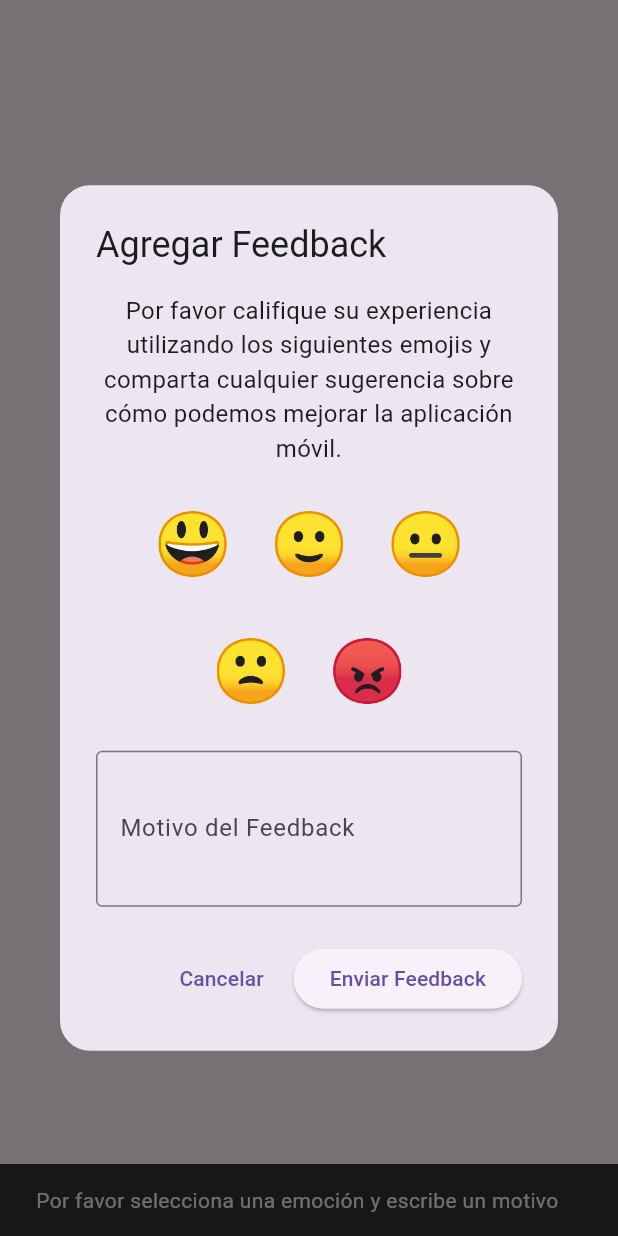
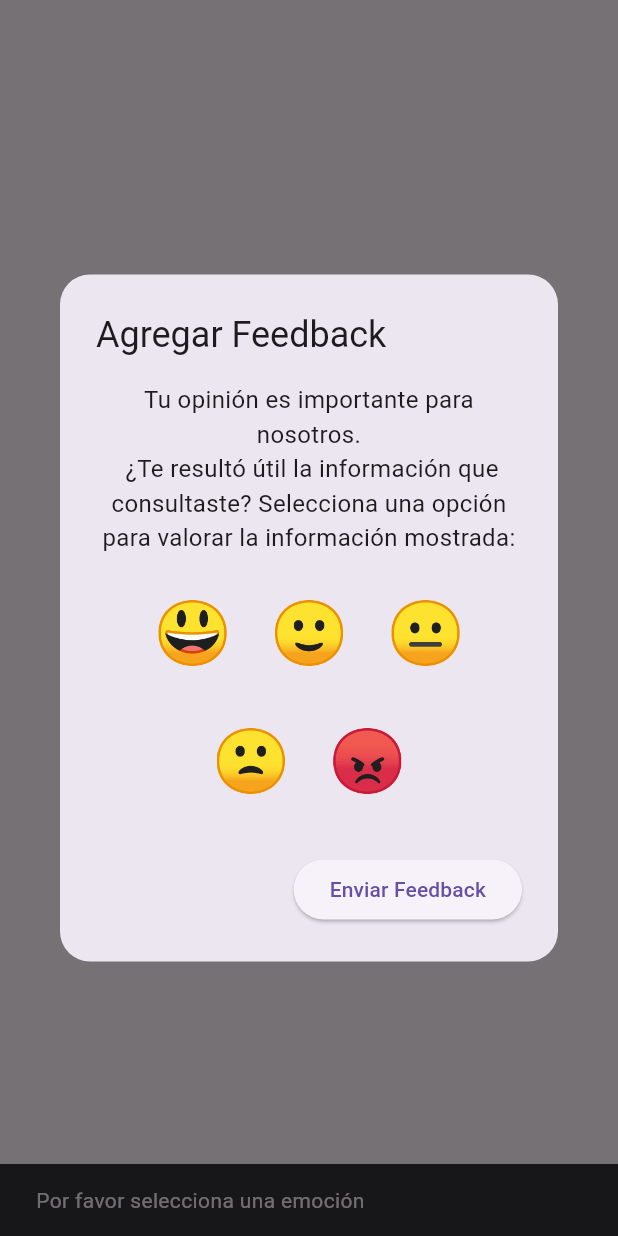
Before and after one commit to WasakaBe/EduControlMobile, a Flutter app: what showFeedbackModal() shows on an empty page, opened directly with empty values, after a tap on "Enviar Feedback", on a phone screen of 412 x 824 dp. Run offline on Flutter 3.47's test engine with Material 3 defaults, Android fonts, the phone set to English and light mode, and no system bars; our stand-ins replace flutter_svg, sentry_flutter; missing offline and left inert: qr_code_scanner; network calls fail.

Commit message:
mejoramiento del feedback

```diff
--- a/lib/Components/Feedback/Feedback.dart
+++ b/lib/Components/Feedback/Feedback.dart
@@ -1,5 +1,5 @@
 import 'package:flutter/material.dart';
-import 'package:flutter_svg/svg.dart';
+import 'package:flutter_svg/flutter_svg.dart';
 import 'package:http/http.dart' as http;
 import 'package:movil_educontrol/Api/api.dart';
 import 'dart:convert';
@@ -7,20 +7,17 @@ import 'dart:convert';
 class FeedbackModal {
   static Future<void> showFeedbackModal(BuildContext context, int idUsuario) async {
     String selectedEmotion = ''; // Variable para almacenar la emoción seleccionada
-    TextEditingController motivoController = TextEditingController();
-
-    // Rastrea el emoji seleccionado (inicialmente ninguno)
-    String selectedEmoji = '';
+    String selectedEmoji = ''; // Rastrea el emoji seleccionado (inicialmente ninguno)
 
     await showDialog(
       context: context,
+      barrierDismissible: false, // Evitar que el modal se cierre al hacer clic fuera
       builder: (BuildContext context) {
         return StatefulBuilder(
           builder: (context, setState) {
             // Obtener el tamaño de la pantalla para ajustar el tamaño del modal
             final screenWidth = MediaQuery.of(context).size.width;
-            final emojiSize = screenWidth * 0.1;  // Tamaño del emoji adaptado a la pantalla
-            final textFieldWidth = screenWidth * 0.8; // Ancho del campo de texto adaptado a la pantalla
+            final emojiSize = screenWidth * 0.1; // Tamaño del emoji adaptado a la pantalla
 
             return AlertDialog(
               shape: RoundedRectangleBorder(
@@ -32,7 +29,7 @@ class FeedbackModal {
                 children: [
                   // Etiqueta para la emoción y emojis para seleccionar
                   const Text(
-                    'Por favor califique su experiencia utilizando los siguientes emojis y comparta cualquier sugerencia sobre cómo podemos mejorar la aplicación móvil.',
+                    'Tu opinión es importante para nosotros.\n ¿Te resultó útil la información que consultaste? Selecciona una opción para valorar la información mostrada:',
                     textAlign: TextAlign.center,
                     style: TextStyle(fontSize: 16),
                   ),
@@ -47,7 +44,7 @@ class FeedbackModal {
                           "😃",
                           style: TextStyle(
                             fontSize: emojiSize,
-                            color: selectedEmoji == 'satisfecho' ? Colors.yellow : Colors.black,
+                            color: selectedEmoji == 'satisfecho' ? Colors.yellow : Colors.green,
                           ),
                         ),
                         onPressed: () {
@@ -62,7 +59,7 @@ class FeedbackModal {
                           "🙂",
                           style: TextStyle(
                             fontSize: emojiSize,
-                            color: selectedEmoji == 'medio satisfecho' ? Colors.yellow : Colors.black,
+                            color: selectedEmoji == 'medio satisfecho' ? Colors.yellow : Colors.blue,
                           ),
                         ),
                         onPressed: () {
@@ -77,7 +74,7 @@ class FeedbackModal {
                           "😐",
                           style: TextStyle(
                             fontSize: emojiSize,
-                            color: selectedEmoji == 'bien' ? Colors.yellow : Colors.black,
+                            color: selectedEmoji == 'bien' ? Colors.yellow : Colors.orange,
                           ),
                         ),
                         onPressed: () {
@@ -92,7 +89,7 @@ class FeedbackModal {
                           "🙁",
                           style: TextStyle(
                             fontSize: emojiSize,
-                            color: selectedEmoji == 'mal' ? Colors.yellow : Colors.black,
+                            color: selectedEmoji == 'mal' ? Colors.yellow : Colors.red,
                           ),
                         ),
                         onPressed: () {
@@ -107,7 +104,7 @@ class FeedbackModal {
                           "😡",
                           style: TextStyle(
                             fontSize: emojiSize,
-                            color: selectedEmoji == 'peor' ? Colors.yellow : Colors.black,
+                            color: selectedEmoji == 'peor' ? Colors.yellow : Colors.purple,
                           ),
                         ),
                         onPressed: () {
@@ -119,45 +116,25 @@ class FeedbackModal {
                       ),
                     ],
                   ),
-                  const SizedBox(height: 15),
-                  // Campo de texto para el motivo del feedback
-                  SizedBox(
-                    width: textFieldWidth,
-                    child: TextField(
-                      controller: motivoController,
-                      decoration: const InputDecoration(
-                        labelText: 'Motivo del Feedback',
-                        border: OutlineInputBorder(),
-                      ),
-                      maxLines: 3,
-                    ),
-                  ),
                 ],
               ),
               actions: [
-                TextButton(
-                  child: const Text('Cancelar'),
-                  onPressed: () {
-                    Navigator.of(context).pop();
-                  },
-                ),
                 ElevatedButton(
                   child: const Text('Enviar Feedback'),
                   onPressed: () async {
-                    // Enviar el feedback al backend
-                    if (selectedEmotion.isNotEmpty && motivoController.text.isNotEmpty) {
-                      // Cerrar el modal de feedback antes de enviar
-                      Navigator.of(context).pop();
-
-                      bool feedbackEnviado = await _sendFeedback(idUsuario, selectedEmotion, motivoController.text);
+                    if (selectedEmotion.isNotEmpty) {
+                      // Enviar el feedback al backend
+                      bool feedbackEnviado = await _sendFeedback(idUsuario, selectedEmotion);
                       if (feedbackEnviado) {
+                        // Cerrar el modal de feedback y mostrar éxito
+                        Navigator.of(context).pop();
                         _showSuccessDialog(context);
                       } else {
                         _showErrorDialog(context, 'Hubo un error al enviar el feedback. Intenta nuevamente.');
                       }
                     } else {
                       ScaffoldMessenger.of(context).showSnackBar(
-                        const SnackBar(content: Text('Por favor selecciona una emoción y escribe un motivo')),
+                        const SnackBar(content: Text('Por favor selecciona una emoción')),
                       );
                     }
                   },
@@ -170,7 +147,7 @@ class FeedbackModal {
     );
   }
 
-  static Future<bool> _sendFeedback(int idUsuario, String emocion, String motivo) async {
+  static Future<bool> _sendFeedback(int idUsuario, String emocion) async {
     final url = Uri.parse('$baseUrl/create/feedback'); // Cambia esta URL por la tuya
     try {
       final response = await http.post(
@@ -179,7 +156,6 @@ class FeedbackModal {
         body: jsonEncode({
           'idusuario': idUsuario,
           'emocion_feedback': emocion,
-          'motivo_feedback': motivo,
         }),
       );
       if (response.statusCode == 201) {
@@ -199,6 +175,7 @@ class FeedbackModal {
   static void _showSuccessDialog(BuildContext context) {
     showDialog(
       context: context,
+      barrierDismissible: true, // Permitir cerrar después de éxito
       builder: (context) => AlertDialog(
         shape: RoundedRectangleBorder(
           borderRadius: BorderRadius.circular(20),
@@ -237,7 +214,7 @@ class FeedbackModal {
           Center(
             child: TextButton(
               onPressed: () {
-                Navigator.of(context).pop(); // Cierra el diálogo
+                Navigator.of(context).pop(); // Cierra el diálogo de éxito
               },
               style: TextButton.styleFrom(
                 padding: const EdgeInsets.symmetric(vertical: 10, horizontal: 40),
@@ -264,6 +241,7 @@ class FeedbackModal {
   static void _showErrorDialog(BuildContext context, String message) {
     showDialog(
       context: context,
+      barrierDismissible: false, // No se puede cerrar hasta presionar el botón de intentar de nuevo
       builder: (context) => AlertDialog(
         shape: RoundedRectangleBorder(
           borderRadius: BorderRadius.circular(20),
@@ -302,7 +280,7 @@ class FeedbackModal {
           Center(
             child: TextButton(
               onPressed: () {
-                Navigator.of(context).pop(); // Cierra el diálogo
+                Navigator.of(context).pop(); // Cierra el diálogo de error
               },
               style: TextButton.styleFrom(
                 padding: const EdgeInsets.symmetric(vertical: 10, horizontal: 40),
```
